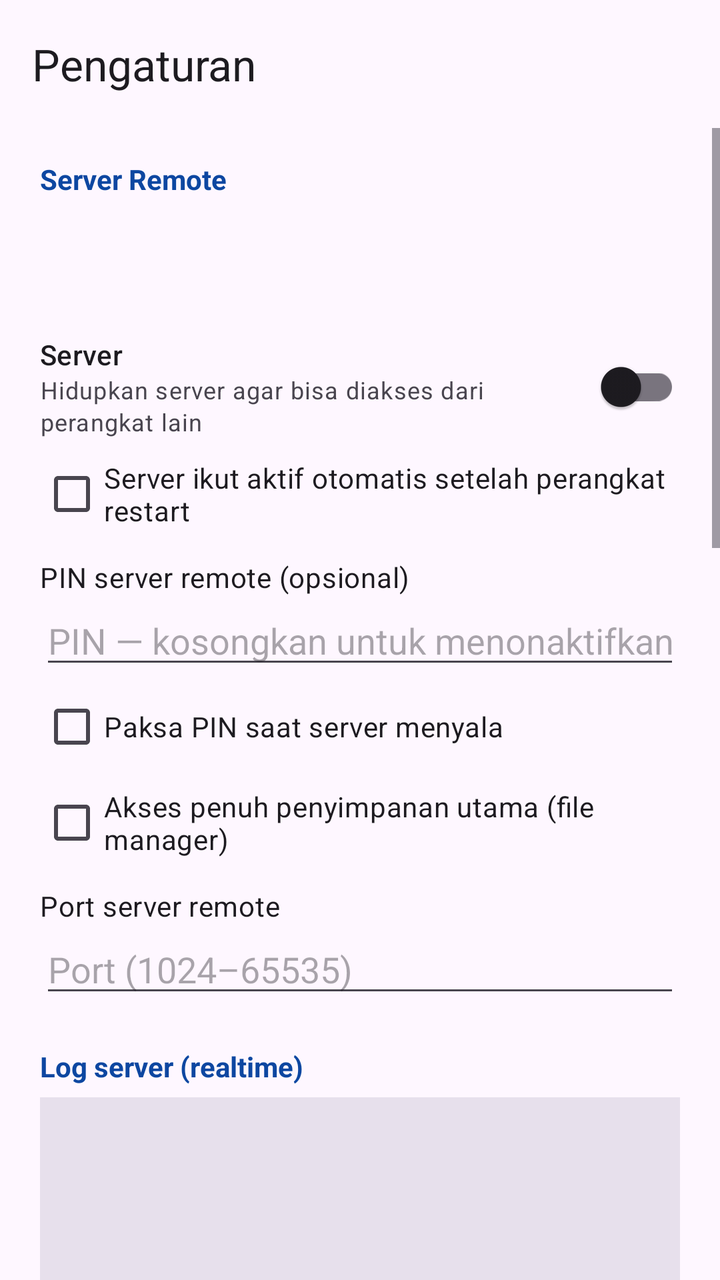
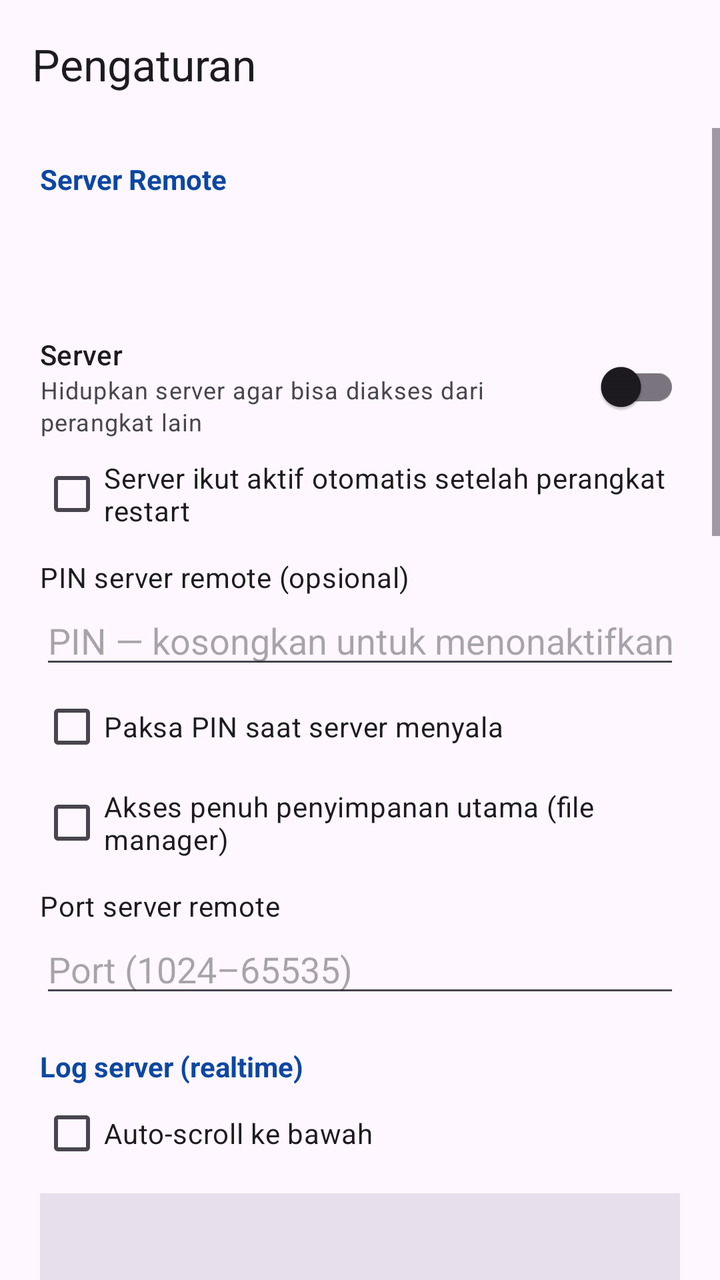

Before-and-after screenshots of an Android layout around one commit, followed by the original layout XML and the change that was made.
<!-- AndroidManifest.xml: activity theme Theme.HttpDownloadManager -->
<!-- res/layout/activity_settings.xml -->
<?xml version="1.0" encoding="utf-8"?>
<LinearLayout xmlns:android="http://schemas.android.com/apk/res/android"
    xmlns:app="http://schemas.android.com/apk/res-auto"
    android:layout_width="match_parent"
    android:layout_height="match_parent"
    android:orientation="vertical">

    <com.google.android.material.appbar.MaterialToolbar
        android:id="@+id/toolbar"
        android:layout_width="match_parent"
        android:layout_height="?attr/actionBarSize"
        app:title="@string/action_settings" />

    <ScrollView
        android:layout_width="match_parent"
        android:layout_height="match_parent"
        android:fillViewport="true">

        <LinearLayout
            android:layout_width="match_parent"
            android:layout_height="wrap_content"
            android:orientation="vertical"
            android:paddingHorizontal="20dp"
            android:paddingBottom="24dp">

            <TextView
                android:layout_width="match_parent"
                android:layout_height="wrap_content"
                android:layout_marginTop="16dp"
                android:text="@string/settings_section_server"
                android:textColor="@color/primary"
                android:textSize="14sp"
                android:textStyle="bold" />

            <TextView
                android:id="@+id/server_status"
                android:layout_width="match_parent"
                android:layout_height="wrap_content"
                android:layout_marginTop="4dp"
                android:textAppearance="?attr/textAppearanceTitleMedium" />

            <Button
                android:id="@+id/storage_btn"
                style="?attr/materialButtonOutlinedStyle"
                android:layout_width="match_parent"
                android:layout_height="wrap_content"
                android:layout_marginTop="10dp"
                android:text="@string/remote_storage_btn"
                android:visibility="gone" />

            <TextView
                android:id="@+id/urls"
                android:layout_width="match_parent"
                android:layout_height="wrap_content"
                android:layout_marginTop="8dp"
                android:textIsSelectable="true"
                android:textAppearance="?attr/textAppearanceBodyMedium" />

            <ImageView
                android:id="@+id/qr"
                android:layout_width="200dp"
                android:layout_height="200dp"
                android:layout_gravity="center_horizontal"
                android:layout_marginTop="12dp"
                android:contentDescription="@string/remote_qr_desc"
                android:visibility="gone" />

            <LinearLayout
                android:layout_width="match_parent"
                android:layout_height="wrap_content"
                android:layout_marginTop="12dp"
                android:gravity="center_vertical"
                android:orientation="horizontal"
                android:paddingVertical="4dp">

                <LinearLayout
                    android:layout_width="0dp"
                    android:layout_height="wrap_content"
                    android:layout_weight="1"
                    android:orientation="vertical">

                    <TextView
                        android:layout_width="wrap_content"
                        android:layout_height="wrap_content"
                        android:text="@string/server_switch"
                        android:textAppearance="?attr/textAppearanceTitleSmall" />

                    <TextView
                        android:layout_width="wrap_content"
                        android:layout_height="wrap_content"
                        android:text="@string/settings_server_background_hint"
                        android:textAppearance="?attr/textAppearanceBodySmall"
                        android:textColor="?android:attr/textColorSecondary" />
                </LinearLayout>

                <androidx.appcompat.widget.SwitchCompat
                    android:id="@+id/server_switch"
                    android:layout_width="wrap_content"
                    android:layout_height="wrap_content" />
            </LinearLayout>

            <CheckBox
                android:id="@+id/check_server_autostart"
                android:layout_width="match_parent"
                android:layout_height="wrap_content"
                android:text="@string/settings_server_autostart" />

            <TextView
                android:layout_width="match_parent"
                android:layout_height="wrap_content"
                android:layout_marginTop="8dp"
                android:text="@string/settings_pin_label"
                android:textAppearance="?attr/textAppearanceBodyMedium" />

            <EditText
                android:id="@+id/input_pin"
                android:layout_width="match_parent"
                android:layout_height="wrap_content"
                android:hint="@string/settings_pin_hint"
                android:inputType="numberPassword"
                android:maxLength="10" />

            <CheckBox
                android:id="@+id/check_pin_enforced"
                android:layout_width="match_parent"
                android:layout_height="wrap_content"
                android:text="@string/settings_pin_enforced" />

            <CheckBox
                android:id="@+id/check_fs_full_access"
                android:layout_width="match_parent"
                android:layout_height="wrap_content"
                android:text="@string/settings_fs_full_access" />

            <TextView
                android:layout_width="match_parent"
                android:layout_height="wrap_content"
                android:layout_marginTop="8dp"
                android:text="@string/settings_port_label"
                android:textAppearance="?attr/textAppearanceBodyMedium" />

            <EditText
                android:id="@+id/input_port"
                android:layout_width="match_parent"
                android:layout_height="wrap_content"
                android:hint="@string/settings_port_hint"
                android:importantForAutofill="no"
                android:inputType="number" />

            <TextView
                android:layout_width="match_parent"
                android:layout_height="wrap_content"
                android:layout_marginTop="20dp"
                android:text="@string/remote_log_label"
                android:textColor="@color/primary"
                android:textSize="14sp"
                android:textStyle="bold" />

            <ScrollView
                android:id="@+id/log_scroll"
                android:layout_width="match_parent"
                android:layout_height="150dp"
                android:layout_marginTop="6dp"
                android:background="?attr/colorSurfaceVariant"
                android:padding="8dp">

                <TextView
                    android:id="@+id/log"
                    android:layout_width="match_parent"
                    android:layout_height="wrap_content"
                    android:fontFamily="monospace"
                    android:textIsSelectable="true"
                    android:textSize="11sp"
                    android:textColor="?android:attr/textColorPrimary" />
            </ScrollView>

            <LinearLayout
                android:layout_width="match_parent"
                android:layout_height="wrap_content"
                android:layout_marginTop="8dp"
                android:orientation="horizontal">

                <Button
                    android:id="@+id/log_copy"
                    style="?attr/materialButtonOutlinedStyle"
                    android:layout_width="0dp"
                    android:layout_height="wrap_content"
                    android:layout_weight="1"
                    android:text="@string/remote_log_copy" />

                <Button
                    android:id="@+id/log_clear"
                    style="?attr/materialButtonOutlinedStyle"
                    android:layout_width="0dp"
                    android:layout_height="wrap_content"
                    android:layout_marginStart="8dp"
                    android:layout_weight="1"
                    android:text="@string/remote_log_clear" />
            </LinearLayout>

            <TextView
                android:layout_width="match_parent"
                android:layout_height="wrap_content"
                android:layout_marginTop="20dp"
                android:text="@string/settings_section_download"
                android:textColor="@color/primary"
                android:textSize="14sp"
                android:textStyle="bold" />

            <CheckBox
                android:id="@+id/check_background"
                android:layout_width="match_parent"
                android:layout_height="wrap_content"
                android:layout_marginTop="4dp"
                android:text="@string/settings_background" />

            <CheckBox
                android:id="@+id/check_autostart"
                android:layout_width="match_parent"
                android:layout_height="wrap_content"
                android:text="@string/settings_autostart" />

            <CheckBox
                android:id="@+id/check_auto_sort"
                android:layout_width="match_parent"
                android:layout_height="wrap_content"
                android:text="@string/settings_auto_sort" />

            <CheckBox
                android:id="@+id/check_small_first"
                android:layout_width="match_parent"
                android:layout_height="wrap_content"
                android:text="@string/settings_small_first" />

            <CheckBox
                android:id="@+id/check_battery"
                android:layout_width="match_parent"
                android:layout_height="wrap_content"
                android:text="@string/settings_battery" />

            <CheckBox
                android:id="@+id/check_delete_partial"
                android:layout_width="match_parent"
                android:layout_height="wrap_content"
                android:text="@string/settings_delete_partial_on_cancel" />

            <TextView
                android:layout_width="match_parent"
                android:layout_height="wrap_content"
                android:layout_marginTop="12dp"
                android:text="@string/settings_concurrent"
                android:textAppearance="?attr/textAppearanceBodyMedium" />

            <Spinner
                android:id="@+id/spinner_concurrent"
                android:layout_width="match_parent"
                android:layout_height="wrap_content" />

            <TextView
                android:layout_width="match_parent"
                android:layout_height="wrap_content"
                android:layout_marginTop="8dp"
                android:text="@string/settings_speed_limit"
                android:textAppearance="?attr/textAppearanceBodyMedium" />

            <Spinner
                android:id="@+id/spinner_speed"
                android:layout_width="match_parent"
                android:layout_height="wrap_content" />

            <TextView
                android:layout_width="match_parent"
                android:layout_height="wrap_content"
                android:layout_marginTop="8dp"
                android:text="@string/settings_retry"
                android:textAppearance="?attr/textAppearanceBodyMedium" />

            <Spinner
                android:id="@+id/spinner_retry"
                android:layout_width="match_parent"
                android:layout_height="wrap_content" />

            <TextView
                android:layout_width="match_parent"
                android:layout_height="wrap_content"
                android:layout_marginTop="8dp"
                android:text="@string/settings_segments"
                android:textAppearance="?attr/textAppearanceBodyMedium" />

            <Spinner
                android:id="@+id/spinner_segments"
                android:layout_width="match_parent"
                android:layout_height="wrap_content" />

            <TextView
                android:layout_width="match_parent"
                android:layout_height="wrap_content"
                android:layout_marginTop="20dp"
                android:text="@string/settings_section_storage"
                android:textColor="@color/primary"
                android:textSize="14sp"
                android:textStyle="bold" />

            <include
                layout="@layout/view_storage_section" />

            <Button
                android:id="@+id/btn_save"
                android:layout_width="match_parent"
                android:layout_height="wrap_content"
                android:layout_marginTop="20dp"
                android:text="@string/save" />
        </LinearLayout>
    </ScrollView>
</LinearLayout>
<!-- res/layout/view_storage_section.xml (included above) -->
<?xml version="1.0" encoding="utf-8"?>
<LinearLayout xmlns:android="http://schemas.android.com/apk/res/android"
    android:layout_width="match_parent"
    android:layout_height="wrap_content"
    android:orientation="vertical">

    <TextView
        android:layout_width="match_parent"
        android:layout_height="wrap_content"
        android:layout_marginTop="16dp"
        android:text="@string/settings_storage_label"
        android:textAppearance="?attr/textAppearanceBodyMedium" />

    <TextView
        android:id="@+id/current_storage"
        android:layout_width="match_parent"
        android:layout_height="wrap_content"
        android:layout_marginTop="4dp"
        android:textColor="@color/text_secondary"
        android:textSize="13sp" />

    <EditText
        android:id="@+id/input_storage_path"
        android:layout_width="match_parent"
        android:layout_height="wrap_content"
        android:layout_marginTop="8dp"
        android:hint="@string/storage_text_folder_hint"
        android:importantForAutofill="no"
        android:inputType="text"
        android:maxLines="2" />

    <Button
        android:id="@+id/btn_pick_storage"
        android:layout_width="match_parent"
        android:layout_height="wrap_content"
        android:layout_marginTop="8dp"
        android:text="@string/storage_choose_folder" />

    <Button
        android:id="@+id/btn_reset_storage"
        android:layout_width="match_parent"
        android:layout_height="wrap_content"
        android:layout_marginTop="8dp"
        android:text="@string/storage_use_default" />
</LinearLayout>
<!-- resources referenced by this layout -->
<resources>
  <color name="primary">#0D47A1</color>
  <color name="text_secondary">#757575</color>
  <string name="action_settings">Pengaturan</string>
  <string name="remote_log_clear">Bersihkan</string>
  <string name="remote_log_copy">Salin</string>
  <string name="remote_log_label">Log server (realtime)</string>
  <string name="remote_qr_desc">Alamat remote server (QR)</string>
  <string name="remote_storage_btn">Aktifkan akses file (izin penyimpanan)</string>
  <string name="save">Simpan</string>
  <string name="server_switch">Server</string>
  <string name="settings_auto_sort">Pindahkan otomatis ke subfolder sesuai tipe (Video/Foto)</string>
  <string name="settings_autostart">Mulai otomatis saat perangkat boot</string>
  <string name="settings_background">Lanjutkan download yang terputus otomatis (latar belakang)</string>
  <string name="settings_battery">Tanpa optimasi baterai (download tetap jalan di latar belakang)</string>
  <string name="settings_concurrent">Unduhan bersamaan (antrean)</string>
  <string name="settings_delete_partial_on_cancel">Hapus file parsial saat dibatalkan</string>
  <string name="settings_fs_full_access">Akses penuh penyimpanan utama (file manager)</string>
  <string name="settings_pin_enforced">Paksa PIN saat server menyala</string>
  <string name="settings_pin_hint">PIN — kosongkan untuk menonaktifkan</string>
  <string name="settings_pin_label">PIN server remote (opsional)</string>
  <string name="settings_port_hint">Port (1024–65535)</string>
  <string name="settings_port_label">Port server remote</string>
  <string name="settings_retry">Percobaan ulang saat gagal</string>
  <string name="settings_section_download">Unduhan</string>
  <string name="settings_section_server">Server Remote</string>
  <string name="settings_section_storage">Penyimpanan</string>
  <string name="settings_segments">Segmen paralel per download</string>
  <string name="settings_server_autostart">Server ikut aktif otomatis setelah perangkat restart</string>
  <string name="settings_server_background_hint">Hidupkan server agar bisa diakses dari perangkat lain</string>
  <string name="settings_small_first">Unduh file kecil lebih dulu (antrean pintar)</string>
  <string name="settings_speed_limit">Batas kecepatan</string>
  <string name="settings_storage_label">Penyimpanan (folder tujuan)</string>
  <string name="storage_choose_folder">Pilih folder…</string>
  <string name="storage_text_folder_hint">Path folder (contoh: /storage/emulated/0/Download)</string>
  <string name="storage_use_default">Pakai default</string>
  <style name="Theme.HttpDownloadManager" parent="Theme.Material3.DayNight.NoActionBar">
          <item name="colorPrimary">@color/primary</item>
          <item name="colorPrimaryDark">@color/primary_dark</item>
          <item name="colorAccent">@color/accent</item>
      </style>
  <color name="primary_dark">#002171</color>
  <color name="accent">#FF6F00</color>
</resources>

<!-- the commit's change to res/layout/activity_settings.xml (unified diff, before → after) -->
@@ -155,6 +155,12 @@
                 android:textColor="@color/primary"
                 android:textSize="14sp"
                 android:textStyle="bold" />
+
+            <CheckBox
+                android:id="@+id/log_autoscroll"
+                android:layout_width="match_parent"
+                android:layout_height="wrap_content"
+                android:text="@string/remote_log_autoscroll" />
 
             <ScrollView
                 android:id="@+id/log_scroll"
<!-- resource entries referenced after the edit -->
@@ -3,6 +3,7 @@
   <color name="primary">#0D47A1</color>
   <color name="text_secondary">#757575</color>
   <string name="action_settings">Pengaturan</string>
+  <string name="remote_log_autoscroll">Auto-scroll ke bawah</string>
   <string name="remote_log_clear">Bersihkan</string>
   <string name="remote_log_copy">Salin</string>
   <string name="remote_log_label">Log server (realtime)</string>
